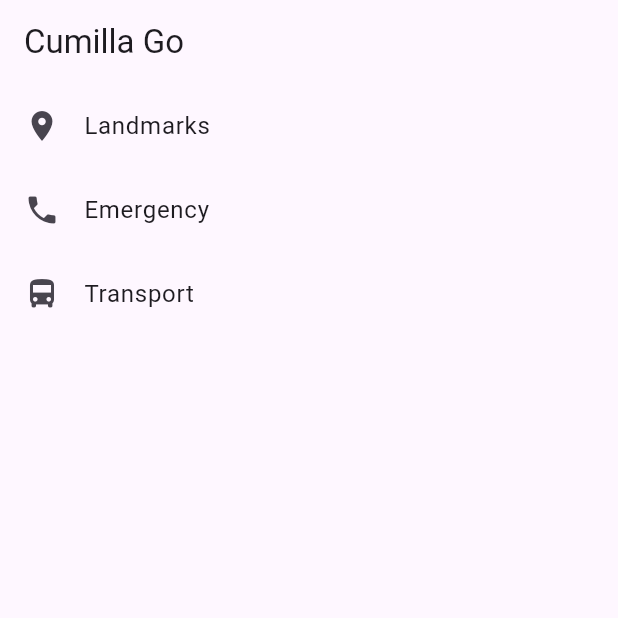
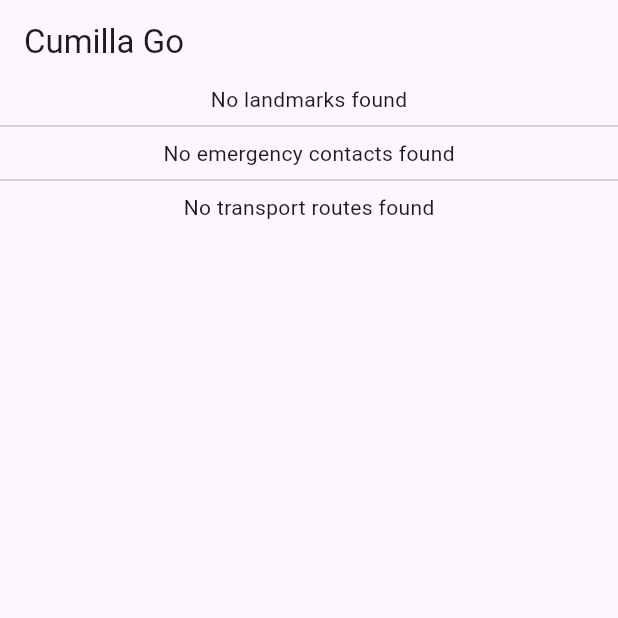
Before and after one commit to Cumilla-City/cumilla-go, a Flutter app: the screen it shows after launch, on a phone screen of 412 x 824 dp, the top half of it. Run offline on Flutter 3.47's test engine with Material 3 defaults, Android fonts, the phone set to English and light mode, and no system bars; our stand-ins replace sqflite; accounts and stored records are empty.

Commit message:
Refactor database helper class and implement sample data insertion; update main app structure to utilize FutureBuilder for data display

```diff
--- a/lib/main.dart
+++ b/lib/main.dart
@@ -1,13 +1,30 @@
 import 'package:flutter/material.dart';
 import 'db_helper.dart';
 
-void main() async {
-  WidgetsFlutterBinding.ensureInitialized();
-  await DBHelper().database; // Initialize the database
-  runApp(CumillaGoApp());
+void main() {
+  runApp(MyApp());
 }
 
-class CumillaGoApp extends StatelessWidget {
+class MyApp extends StatefulWidget {
+  @override
+  _MyAppState createState() => _MyAppState();
+}
+
+class _MyAppState extends State<MyApp> {
+  late Future<List<Map<String, dynamic>>> landmarks;
+  late Future<List<Map<String, dynamic>>> emergencyContacts;
+  late Future<List<Map<String, dynamic>>> transportRoutes;
+
+  @override
+  void initState() {
+    super.initState();
+    // Insert sample data on app start
+    insertSampleData();
+    landmarks = DatabaseHelper().getLandmarks();
+    emergencyContacts = DatabaseHelper().getEmergencyContacts();
+    transportRoutes = DatabaseHelper().getTransportRoutes();
+  }
+
   @override
   Widget build(BuildContext context) {
     return MaterialApp(
@@ -15,61 +32,87 @@
       theme: ThemeData(
         primarySwatch: Colors.blue,
       ),
-      home: HomePage(),
-    );
-  }
-}
-
-class HomePage extends StatelessWidget {
-  final List<Map<String, dynamic>> categories = [
-    {'name': 'Landmarks', 'icon': Icons.location_on},
-    {'name': 'Emergency', 'icon': Icons.phone},
-    {'name': 'Transport', 'icon': Icons.directions_bus},
-  ];
-
-  @override
-  Widget build(BuildContext context) {
-    return Scaffold(
+      home: Scaffold(
         appBar: AppBar(
           title: Text('Cumilla Go'),
         ),
-      body: ListView.builder(
-        itemCount: categories.length,
-        itemBuilder: (context, index) {
-          final category = categories[index];
+        body: SingleChildScrollView(
+          child: Column(
+            children: [
+              FutureBuilder<List<Map<String, dynamic>>>(
+                future: landmarks,
+                builder: (context, snapshot) {
+                  if (snapshot.connectionState == ConnectionState.waiting) {
+                    return CircularProgressIndicator();
+                  } else if (snapshot.hasError) {
+                    return Text('Error: ${snapshot.error}');
+                  } else if (!snapshot.hasData || snapshot.data!.isEmpty) {
+                    return Text('No landmarks found');
+                  } else {
+                    return Column(
+                      children: snapshot.data!.map((landmark) {
                         return ListTile(
-            leading: Icon(category['icon']),
-            title: Text(category['name']),
-            onTap: () {
-              // Navigate to respective screens
-              Navigator.push(
-                context,
-                MaterialPageRoute(
-                  builder: (context) => CategoryScreen(category: category['name']),
+                          title: Text(landmark['name']),
+                          subtitle: Text(landmark['description']),
+                        );
+                      }).toList(),
+                    );
+                  }
+                },
               ),
+              Divider(),
+              FutureBuilder<List<Map<String, dynamic>>>(
+                future: emergencyContacts,
+                builder: (context, snapshot) {
+                  if (snapshot.connectionState == ConnectionState.waiting) {
+                    return CircularProgressIndicator();
+                  } else if (snapshot.hasError) {
+                    return Text('Error: ${snapshot.error}');
+                  } else if (!snapshot.hasData || snapshot.data!.isEmpty) {
+                    return Text('No emergency contacts found');
+                  } else {
+                    return Column(
+                      children: snapshot.data!.map((contact) {
+                        return ListTile(
+                          title: Text(contact['name']),
+                          subtitle: Text('${contact['type']} - ${contact['phone_number']}'),
                         );
+                      }).toList(),
+                    );
+                  }
                 },
+              ),
+              Divider(),
+              FutureBuilder<List<Map<String, dynamic>>>(
+                future: transportRoutes,
+                builder: (context, snapshot) {
+                  if (snapshot.connectionState == ConnectionState.waiting) {
+                    return CircularProgressIndicator();
+                  } else if (snapshot.hasError) {
+                    return Text('Error: ${snapshot.error}');
+                  } else if (!snapshot.hasData || snapshot.data!.isEmpty) {
+                    return Text('No transport routes found');
+                  } else {
+                    return Column(
+                      children: snapshot.data!.map((route) {
+                        return ListTile(
+                          title: Text(route['route_name']),
+                          subtitle: Text('From: ${route['start_point']} To: ${route['end_point']}'),
                         );
+                      }).toList(),
+                    );
+                  }
                 },
+              ),
+            ],
+          ),
+        ),
       ),
     );
   }
-}
 
-class CategoryScreen extends StatelessWidget {
-  final String category;
-
-  const CategoryScreen({required this.category});
-
-  @override
-  Widget build(BuildContext context) {
-    return Scaffold(
-      appBar: AppBar(
-        title: Text(category),
-      ),
-      body: Center(
-        child: Text('Content for $category will be displayed here.'),
-      ),
-    );
+  Future<void> insertSampleData() async {
+    final dbHelper = DatabaseHelper();
+    await dbHelper.insertSampleData();
   }
 }
```
Also changed, not shown: lib/db_helper.dart (+59 -25 lines), pubspec.yaml (+3 -5 lines). Lines whose indentation alone changed are shown as unchanged.
